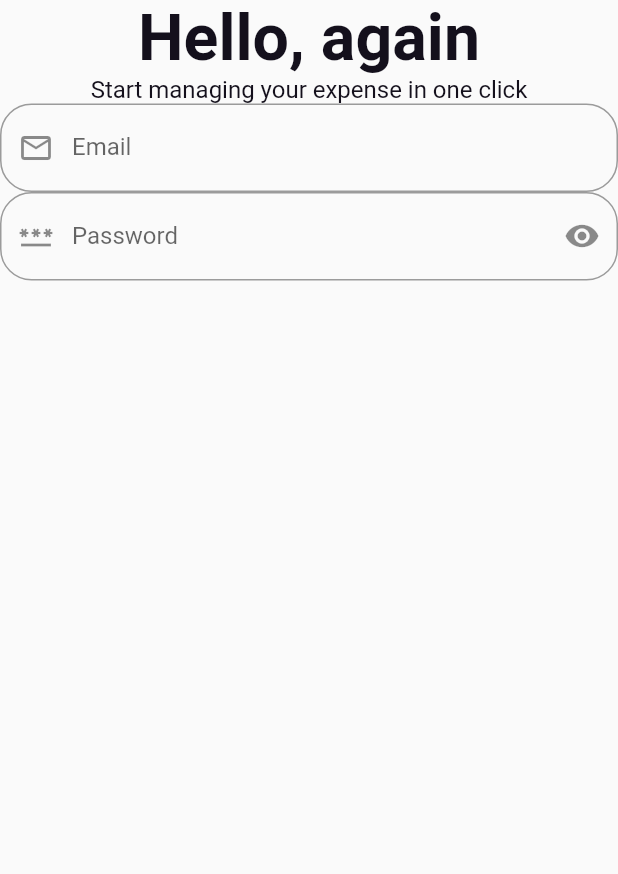
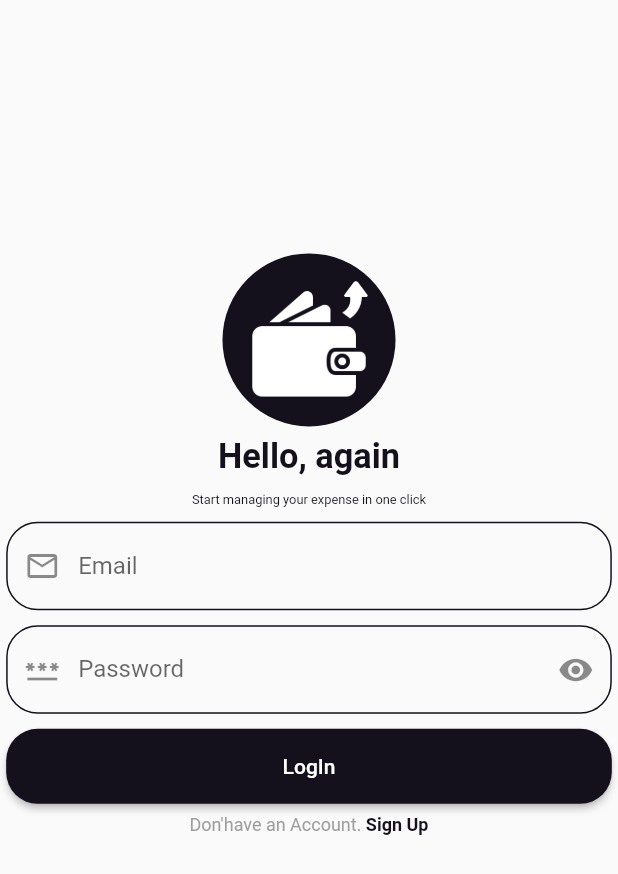
Before and after one commit to punitlohani8/expense_app_with_all_feature, a Flutter app: the LogIn screen opened directly, on a phone screen of 412 x 824 dp. Shown: the top 874 px of the screen. Run offline on Flutter 3.47's test engine with Material 2 defaults, Android fonts, the phone set to English and light mode, and no system bars; our stand-ins replace shared_preferences, sqflite; accounts and stored records are empty; Roboto replaces fonts that are missing (Poppins,).

Commit message:
Day 2: Continue work on Login Screen

```diff
--- /dev/null
+++ b/lib/app_widgets/app_logo_widget.dart
@@ -0,0 +1,19 @@
+import 'package:expenser/ui_helper.dart';
+import 'package:flutter/material.dart';
+
+class AppLogoWidget extends StatelessWidget {
+  var mq;
+  AppLogoWidget({super.key,this.mq});
+
+  @override
+  Widget build(BuildContext context) {
+    return CircleAvatar(
+      backgroundColor: AppColor.appBlackColor,
+      radius: mq.size.height*0.07,
+      child: Padding(
+        padding: const EdgeInsets.all(16.0),
+        child: Image.asset('assets/images/logo.png',fit: BoxFit.cover,color: Colors.white),
+      ),
+    );
+  }
+}
--- /dev/null
+++ b/lib/app_widgets/bottom_onboard_text_stack.dart
@@ -0,0 +1,34 @@
+import 'package:flutter/material.dart';
+
+import '../ui_helper.dart';
+
+class BottomOnboardTextStack extends StatelessWidget {
+  VoidCallback onPress;
+  String text;
+  String clickableText;
+
+  BottomOnboardTextStack({super.key ,
+    required this.onPress,
+    required this.text,
+    required this.clickableText,
+
+
+  });
+
+  @override
+  Widget build(BuildContext context) {
+    return  Row(
+      mainAxisAlignment: MainAxisAlignment.center,
+        children: [
+      Text(text,
+          style: mTextStyle(fontSize: 12, mColor: Colors.grey)),
+      InkWell(
+        onTap: onPress,
+        child: Text(
+          clickableText,
+          style: mTextStyle(fontSize: 12, mWeight: FontWeight.bold),
+        ),
+      ),
+    ]);
+  }
+}
--- /dev/null
+++ b/lib/app_widgets/rounded_btn_widget.dart
@@ -0,0 +1,49 @@
+import 'package:expenser/ui_helper.dart';
+import 'package:flutter/material.dart';
+
+class RoundedBtn extends StatelessWidget {
+  double width;
+  double height;
+  String title;
+  Color color;
+  VoidCallback onPress;
+  IconData? icon;
+  double radius;
+
+  RoundedBtn({
+    super.key,
+    required this.title,
+    required this.onPress,
+    this.height = 50.0,
+    this.width = double.infinity,
+    this.color = AppColor.appBlackColor,
+    this.icon,
+    this.radius=21
+  });
+
+  @override
+  Widget build(BuildContext context) {
+    return SizedBox(
+        width: width,
+        height: height,
+        child: ElevatedButton(
+          onPressed: () {},
+          style: ElevatedButton.styleFrom(
+            shape: RoundedRectangleBorder(
+              borderRadius: BorderRadius.circular(radius),
+            ),
+            backgroundColor: color
+          ),
+          child: icon != null
+              ? Row(
+                  mainAxisAlignment: MainAxisAlignment.center,
+                  children: [
+                    Icon(icon),
+                    widthSpacer(),
+                    Text(title),
+                  ],
+                )
+              : Text(title),
+        ));
+  }
+}
--- a/lib/main.dart
+++ b/lib/main.dart
@@ -1,4 +1,5 @@
 import 'package:expenser/screen/home_page/home_page.dart';
+import 'package:expenser/screen/user_onboard/login/login.dart';
 import 'package:flutter/material.dart';
 
 void main() {
@@ -17,7 +18,7 @@ class MyApp extends StatelessWidget {
       theme: ThemeData(
         primarySwatch: Colors.blue,
       ),
-      home: HomePage(),
+      home: LogIn(),
     );
   }
 }
--- a/lib/screen/user_onboard/login/login.dart
+++ b/lib/screen/user_onboard/login/login.dart
@@ -1,50 +1,113 @@
+import 'package:expenser/app_widgets/app_logo_widget.dart';
+import 'package:expenser/app_widgets/bottom_onboard_text_stack.dart';
+import 'package:expenser/app_widgets/rounded_btn_widget.dart';
+import 'package:expenser/screen/user_onboard/sign_up/sing_up.dart';
 import 'package:expenser/ui_helper.dart';
 import 'package:flutter/material.dart';
 
 class LogIn extends StatelessWidget {
   LogIn({super.key});
+
   var emailController = TextEditingController();
   var passController = TextEditingController();
+  var mq;
+  var mqHeight;
+  var mqWidth;
 
   @override
   Widget build(BuildContext context) {
-    var mq= MediaQuery.of(context);
-    return Scaffold(
-      body: mq.orientation==Orientation.portrait? _portraitLay() :_landscapeLay(),
+    mq = MediaQuery.of(context);
+    mqHeight=mq.size.height;
+    mqWidth=mq.size.width;
+
+
+    return SafeArea(
+      child: Scaffold(
+        body: mq.orientation == Orientation.portrait
+            ? _portraitLay(context)
+            : _landscapeLay(context),
+      ),
     );
   }
-  Widget _portraitLay(){
-    return LayoutBuilder(builder: (_, constraints) =>
-      constraints.maxWidth> 300 ? Column(
+
+  Widget _mainLay(context){
+    return SingleChildScrollView(
+      child: Padding(
+        padding: EdgeInsets.all(mqWidth*0.01),
+        child: Column(
+          mainAxisAlignment: MainAxisAlignment.center,
           children: [
-          Text("Hello, again", style: mTextStyle(fontSize: 43,mWeight: FontWeight.bold),),
-          Text('Start managing your expense in one click',style: mTextStyle(fontSize: 16),),
+            heightSpacer(height: mqHeight*0.2),
+            AppLogoWidget(
+              mq: mq,
+            ),
+            heightSpacer(height: mqHeight*0.008),
+            Text(
+              "Hello, again",
+              style: mTextStyle(fontSize: mqWidth/18, mWeight: FontWeight.bold),
+            ),
+            heightSpacer(),
+            Text(
+              'Start managing your expense in one click',
+              style: mTextStyle(fontSize: mqWidth/48),
+            ),
+            heightSpacer(),
             TextField(
               controller: emailController,
-            decoration: fieldDecoration(hint: 'Enter your Email', label: 'Email',
-              prefixIcon: Icons.email_outlined
+              decoration: fieldDecoration(
+                  hint: 'Enter your Email',
+                  label: 'Email',
+                  prefixIcon: Icons.email_outlined),
             ),
-          ),
+            heightSpacer(),
             TextField(
               controller: passController,
-            decoration: fieldDecoration(hint: 'Enter your PassWord',
+              decoration: fieldDecoration(
+                hint: 'Enter your PassWord',
                 label: 'Password',
                 prefixIcon: Icons.password,
                 suffixIcon: Icons.visibility,
                 isPassword: true,
-
               ),
             ),
+            heightSpacer(),
+            RoundedBtn(
+              title: 'LogIn',
+              onPress: () {},
+            ),
+            heightSpacer(height: 7),
+            BottomOnboardTextStack(onPress: (){
+              Navigator.push(context, MaterialPageRoute(builder: (context) =>SignUp(),));
+            }, text:'Don\'have an Account. ' , clickableText: 'Sign Up')
           ],
-      ): Column(),);
+        ),
+      ),
+    );
   }
 
-  Widget _landscapeLay(){
-    return LayoutBuilder(builder: (_, constraints) =>
-    constraints.maxWidth> 300 ? Column(
+  Widget _portraitLay(context) {
+    return LayoutBuilder(
+      builder: (_, constraints) => _mainLay(context)
+    );
+  }
+
+  Widget _landscapeLay(context) {
+    return LayoutBuilder(
+      builder: (_, constraints) =>Row(
               children: [
-        Text("")
+                Expanded(child: Column(
+                  mainAxisAlignment: MainAxisAlignment.center,
+                  children: [
+                    Container(
+                      alignment: Alignment.center,
+                      child: AppLogoWidget(mq: mq),
+                    ),
+                    heightSpacer(),
+                    Text('Expenser',style: mTextStyle(fontSize: 43),)
                   ],
-    ): Column(),);
+                )),
+                Expanded(child: _mainLay(context)),
+              ], )
+    );
   }
 }
--- /dev/null
+++ b/lib/screen/user_onboard/sign_up/sing_up.dart
@@ -0,0 +1,10 @@
+import 'package:flutter/material.dart';
+
+class SignUp extends StatelessWidget {
+  const SignUp({super.key});
+
+  @override
+  Widget build(BuildContext context) {
+    return Scaffold();
+  }
+}
--- a/lib/ui_helper.dart
+++ b/lib/ui_helper.dart
@@ -14,6 +14,16 @@ class AppColor {
   static const Color textDarkColor = Color(0xffe8e8e8);
 
 }
+
+// class Dimensions{
+//   BuildContext context;
+//   Dimensions({required this.context});
+//
+//
+//   static double size= MediaQuery.of().size.height;
+//
+// }
+
 
 TextStyle mTextStyle({
   required double fontSize,
@@ -41,7 +51,8 @@ InputDecoration fieldDecoration({
     fillColor: filledColor,
     hintText: hint,
     label: Text(label),
-    border: outlineBorder(borderColor: Colors.white,borderWidth: 2)
+    enabledBorder: outlineBorder(),
+    focusedBorder: outlineBorder(borderColor: AppColor.appBlackColor,borderWidth: 2)
   );
 }
 
@@ -58,3 +69,14 @@ OutlineInputBorder outlineBorder({
     )
   );
 }
+
+Widget widthSpacer({
+  double width=10.0,
+}){
+  return SizedBox(width: width,);
+}
+Widget heightSpacer({
+  double height=10.0,
+}){
+  return SizedBox(height: height,);
+}
--- a/pubspec.yaml
+++ b/pubspec.yaml
@@ -63,8 +63,8 @@ flutter:
   uses-material-design: true
 
   # To add assets to your application, add an assets section, like this:
-  # assets:
-  #   - images/a_dot_burr.jpeg
+  assets:
+    - assets/images/
   #   - images/a_dot_ham.jpeg
 
   # An image asset can refer to one or more resolution-specific "variants", see
```
Also changed, not shown: assets/images/logo.png (added), assets/images/logo_outlined.png (added). Lines whose indentation alone changed are shown as unchanged.
